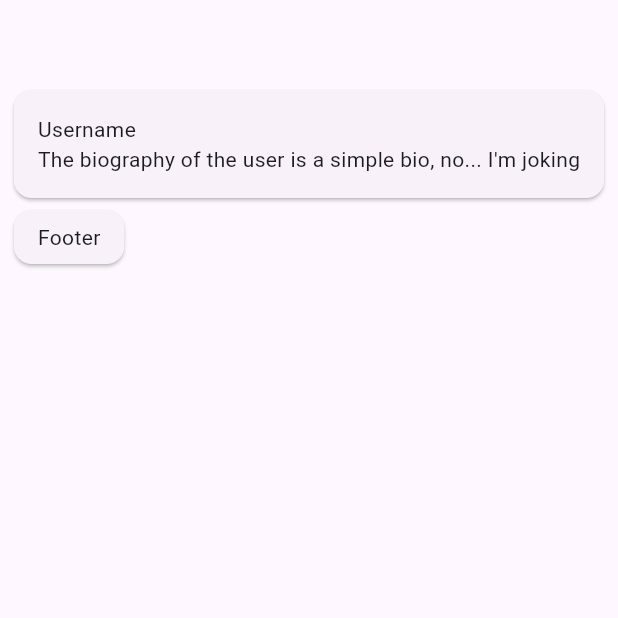
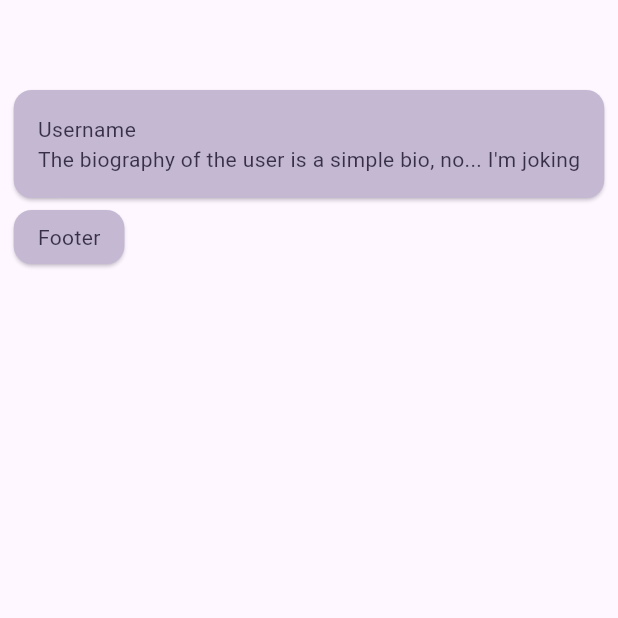
Before and after one commit to ThomasDevApps/flutter_highlight, a Flutter app: the first screen one second after launch, on a phone screen of 412 x 824 dp, the top half of it. Run offline on Flutter 3.47's test engine with Material 3 defaults, Android fonts, the phone set to English and light mode, and no system bars.

Commit message:
FEAT: Highlight any widget with small configuration (#4)

```diff
--- a/example/lib/main.dart
+++ b/example/lib/main.dart
@@ -34,6 +34,8 @@ class _MyHomePageState extends State<MyHomePage> {
       appBar: AppBar(),
       body: Center(
         child: FlutterHighlight(
+          duration: Duration(milliseconds: 500),
+          color: Theme.of(context).colorScheme.primary,
           child: Column(
             crossAxisAlignment: CrossAxisAlignment.start,
             children: <Widget>[
--- a/lib/flutter_highlight.dart
+++ b/lib/flutter_highlight.dart
@@ -1,11 +1,157 @@
 import 'package:flutter/material.dart';
+import 'package:flutter/rendering.dart';
 
-class FlutterHighlight extends StatelessWidget {
+@immutable
+class FlutterHighlight extends StatefulWidget {
+  final Duration duration;
+  final int blinkNumber;
+  final Color? color;
   final Widget child;
-  const FlutterHighlight({super.key, required this.child});
+
+  const FlutterHighlight({
+    super.key,
+    required this.duration,
+    this.blinkNumber = 3,
+    this.color,
+    required this.child,
+  });
+
+  @override
+  State<FlutterHighlight> createState() => _FlutterHighlightState();
+}
+
+class _FlutterHighlightState extends State<FlutterHighlight>
+    with SingleTickerProviderStateMixin {
+  late AnimationController _animationController;
+
+  Future<void> _runAnimation() async {
+    int count = 0;
+    while (count < widget.blinkNumber) {
+      await _animationController.forward();
+      await _animationController.reverse();
+      count++;
+    }
+  }
+
+  @override
+  void initState() {
+    super.initState();
+    _animationController = AnimationController(
+      vsync: this,
+      duration: widget.duration,
+      upperBound: 0.6,
+    );
+    _runAnimation();
+  }
+
+  @override
+  void dispose() {
+    _animationController.dispose();
+    super.dispose();
+  }
 
   @override
   Widget build(BuildContext context) {
-    return child;
+    return AnimatedBuilder(
+      animation: _animationController,
+      builder: (context, child) {
+        return _FlutterHighlightRender(
+          percent: _animationController.value,
+          color: widget.color ?? Theme.of(context).colorScheme.surface,
+          child: child,
+        );
+      },
+      child: widget.child,
+    );
   }
 }
+
+/// ----------------------------------------------------------------------------
+
+@immutable
+class _FlutterHighlightRender extends SingleChildRenderObjectWidget {
+  final double percent;
+  final Color color;
+
+  const _FlutterHighlightRender({
+    required this.percent,
+    required this.color,
+    required super.child,
+  });
+
+  @override
+  _FlutterHighlightFilter createRenderObject(BuildContext context) {
+    return _FlutterHighlightFilter(percent, color);
+  }
+
+  @override
+  void updateRenderObject(
+    BuildContext context,
+    _FlutterHighlightFilter filter,
+  ) {
+    filter.percent = percent;
+    filter.color = color;
+  }
+}
+
+/// ----------------------------------------------------------------------------
+
+class _FlutterHighlightFilter extends RenderProxyBox {
+  double _percent;
+  Color _color;
+
+  _FlutterHighlightFilter(this._percent, this._color);
+
+  @override
+  ShaderMaskLayer? get layer => super.layer as ShaderMaskLayer?;
+
+  @override
+  bool get alwaysNeedsCompositing => child != null;
+
+  set percent(double newValue) {
+    if (newValue == _percent) return;
+    _percent = newValue;
+    markNeedsPaint();
+  }
+
+  set color(Color newValue) {
+    if (newValue == _color) return;
+    _color = newValue;
+    markNeedsPaint();
+  }
+
+  double _offset(double start, double end, double percent) {
+    return start + (end - start) * percent;
+  }
+
+  @override
+  void paint(PaintingContext context, Offset offset) {
+    if (child != null) {
+      final double width = child!.size.width;
+      final double height = child!.size.height;
+
+      Rect rect;
+      double dx, dy;
+
+      dx = _offset(-width, width, 1);
+      dy = 0.0;
+      rect = Rect.fromLTWH(dx - width, dy, 3 * width, height);
+
+      layer ??= ShaderMaskLayer();
+      layer!
+        ..shader = LinearGradient(
+          begin: Alignment.centerLeft,
+          end: Alignment.centerRight,
+          colors: [
+            _color.withValues(alpha: _percent),
+            _color.withValues(alpha: _percent),
+          ],
+        ).createShader(rect)
+        ..maskRect = offset & size
+        ..blendMode = BlendMode.srcATop;
+      context.pushLayer(layer!, super.paint, offset);
+    } else {
+      layer = null;
+    }
+  }
+}
```
